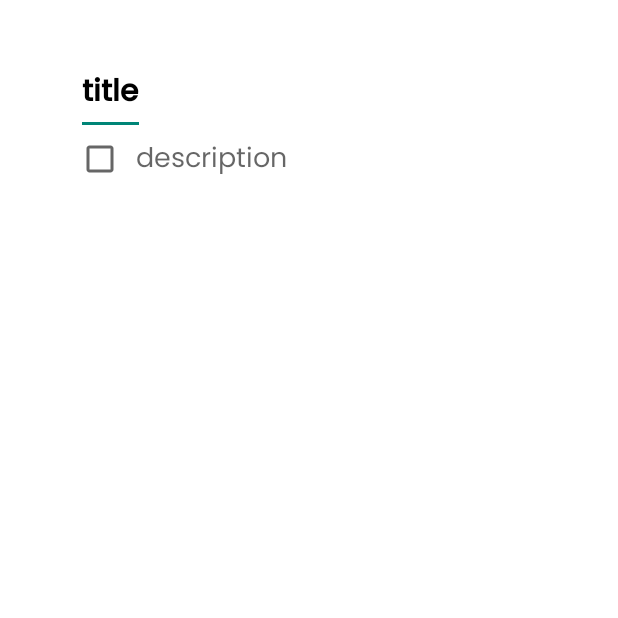
After one commit to TA-PBB/client-side, an Android app: the DetailScreenActivity screen opened directly, with no data from a screen before it, on a phone screen of 412 x 824 dp, the top half of it. The commit adds this screen. Run offline under Robolectric (Android 15) with nearby library versions, the phone set to English and light mode, and no system bars.

Commit message:
Detail Screen

```diff
--- a/app/build.gradle.kts
+++ b/app/build.gradle.kts
@@ -9,7 +9,7 @@ android {
 
     defaultConfig {
         applicationId = "com.example.taskmaster"
-        minSdk = 33
+        minSdk = 31
         targetSdk = 34
         versionCode = 1
         versionName = "1.0"
--- a/app/src/main/AndroidManifest.xml
+++ b/app/src/main/AndroidManifest.xml
@@ -12,6 +12,9 @@
         android:supportsRtl="false"
         android:theme="@style/Theme.TaskMaster"
         tools:targetApi="31">
+        <activity
+            android:name=".ui.DetailScreenActivity"
+            android:exported="false" />
         <activity
             android:name=".ui.DetailTaskActivity"
             android:exported="false" />
--- /dev/null
+++ b/app/src/main/java/com/example/taskmaster/ui/DetailScreenActivity.kt
@@ -0,0 +1,60 @@
+package com.example.taskmaster.ui
+
+import androidx.appcompat.app.AppCompatActivity
+import android.os.Bundle
+import android.view.KeyEvent
+import android.view.LayoutInflater
+import android.view.inputmethod.EditorInfo
+import android.widget.CheckBox
+import android.widget.EditText
+import android.widget.LinearLayout
+import com.example.taskmaster.R
+
+class DetailScreenActivity : AppCompatActivity() {
+    override fun onCreate(savedInstanceState: Bundle?) {
+        super.onCreate(savedInstanceState)
+        setContentView(R.layout.activity_detail_screen)
+
+        val editText: EditText = findViewById(R.id.editText)
+        val checkboxContainer: LinearLayout = findViewById(R.id.checkboxContainer)
+
+        editText.setOnEditorActionListener { v, actionId, event ->
+            if (actionId == EditorInfo.IME_ACTION_DONE || event?.action == KeyEvent.ACTION_DOWN && event.keyCode == KeyEvent.KEYCODE_ENTER) {
+                val taskText = editText.text.toString()
+                if (taskText.isNotEmpty()) {
+                    addNewCheckbox(checkboxContainer, taskText)
+                    editText.text.clear()
+                }
+                true
+            } else {
+                false
+            }
+        }
+    }
+
+    private fun addNewCheckbox(container: LinearLayout, text: String) {
+        // Inflate a new layout from XML
+        val inflater = LayoutInflater.from(this)
+        val newCheckboxLayout = inflater.inflate(R.layout.checkbox_layout, container, false) as LinearLayout
+
+        // Find the CheckBox and EditText in the new layout
+        val newCheckbox = newCheckboxLayout.findViewById<CheckBox>(R.id.checkbox)
+        val newEditText = newCheckboxLayout.findViewById<EditText>(R.id.editText)
+
+        // Set the text for the new EditText
+        newEditText.setText(text)
+
+        // Set an action listener for the new EditText
+        newEditText.setOnEditorActionListener { v, actionId, event ->
+            if (actionId == EditorInfo.IME_ACTION_DONE || event?.action == KeyEvent.ACTION_DOWN && event.keyCode == KeyEvent.KEYCODE_ENTER) {
+                newEditText.clearFocus()
+                true
+            } else {
+                false
+            }
+        }
+
+        // Add the new layout to the container
+        container.addView(newCheckboxLayout)
+    }
+}
--- /dev/null
+++ b/app/src/main/res/layout/activity_detail_screen.xml
@@ -0,0 +1,73 @@
+<?xml version="1.0" encoding="utf-8"?>
+<RelativeLayout xmlns:android="http://schemas.android.com/apk/res/android"
+    xmlns:app="http://schemas.android.com/apk/res-auto"
+    xmlns:tools="http://schemas.android.com/tools"
+    android:layout_width="match_parent"
+    android:layout_height="match_parent"
+    android:layout_margin="35dp"
+    tools:context=".ui.DetailScreenActivity">
+
+    <LinearLayout
+        android:layout_width="wrap_content"
+        android:layout_height="wrap_content"
+        android:layout_weight="1"
+        android:orientation="vertical">
+
+        <LinearLayout
+            android:layout_width="wrap_content"
+            android:layout_height="wrap_content"
+            android:layout_weight="1"
+            android:orientation="vertical"
+            android:paddingLeft="15dp">
+
+            <EditText
+                android:id="@+id/Task"
+                android:layout_width="wrap_content"
+                android:layout_height="wrap_content"
+                android:fontFamily="@font/poppinsmedium"
+                android:hint="title"
+                android:textColorHint="@color/black"
+                android:textSize="20dp"
+                android:textStyle="bold"/>
+        </LinearLayout>
+
+
+
+        <LinearLayout
+                android:id="@+id/checkboxContainer"
+                android:layout_width="match_parent"
+                android:layout_height="wrap_content"
+                android:orientation="vertical" />
+
+
+        <LinearLayout
+            android:layout_width="wrap_content"
+            android:layout_height="wrap_content"
+            android:layout_weight="1"
+            android:orientation="horizontal"
+            android:paddingLeft="15dp">
+
+            <CheckBox
+                android:id="@+id/checkbox"
+                android:layout_width="wrap_content"
+                android:layout_height="wrap_content"
+                android:layout_alignParentStart="true"
+                android:layout_centerVertical="true"
+                android:layout_marginEnd="8dp"
+                android:text="" />
+
+            <EditText
+                android:id="@+id/editText"
+                android:layout_width="wrap_content"
+                android:layout_height="wrap_content"
+                android:layout_alignBaseline="@id/checkbox2"
+                android:layout_toEndOf="@id/checkbox"
+                android:background="@android:color/transparent"
+                android:fontFamily="@font/poppinsregular"
+                android:singleLine="true"
+                android:imeOptions="actionDone"
+                android:hint="description" />
+        </LinearLayout>
+    </LinearLayout>
+
+</RelativeLayout>
--- a/app/src/main/res/values/themes.xml
+++ b/app/src/main/res/values/themes.xml
@@ -2,6 +2,7 @@
     <!-- Base application theme. -->
     <style name="Base.Theme.TaskMaster" parent="Theme.AppCompat.DayNight.NoActionBar">
         <item name="android:windowIsTranslucent">true</item>
+        <item name="android:windowBackground">@color/white</item>
         <!-- Customize your light theme here. -->
         <!-- <item name="colorPrimary">@color/my_light_primary</item> -->
     </style>
```
Also changed, not shown: app/src/main/java/com/example/taskmaster/ui/MainActivity.kt (+9 -0 lines), app/src/main/res/layout/checkbox_layout.xml (added, +27 -0 lines).
